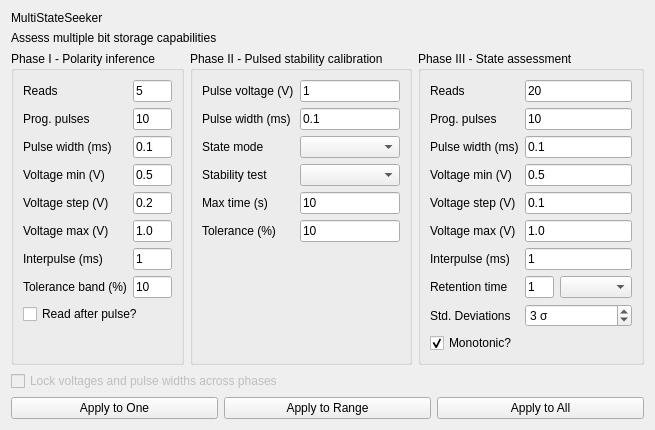
arc-instruments/arc1_pyqt, file uis/mss.ui: the form before one commit.
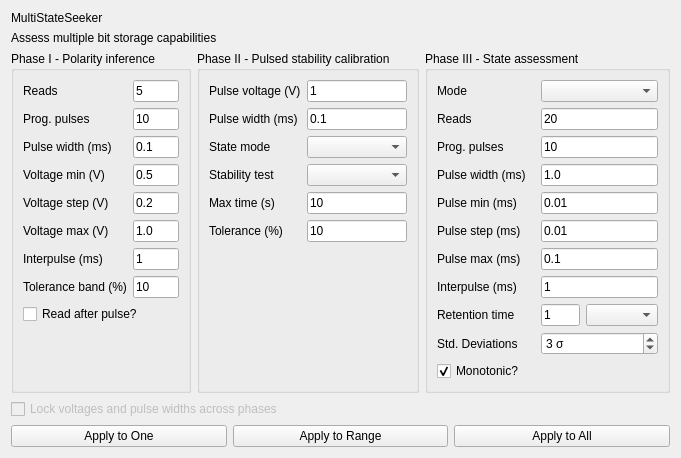
The form after the commit. The open tabs and pages were chosen to show the change.

Commit message: Add a support for fixed voltage (variable PW) state assessment

What changed in the file:
```diff
--- a/uis/mss.ui
+++ b/uis/mss.ui
@@ -6,8 +6,8 @@
    <rect>
     <x>0</x>
     <y>0</y>
-    <width>655</width>
-    <height>402</height>
+    <width>681</width>
+    <height>428</height>
    </rect>
   </property>
   <property name="windowTitle">
@@ -167,62 +167,7 @@
       <string>Phase III - State assessment</string>
      </property>
      <layout class="QGridLayout" name="gridLayout_4">
-      <item row="0" column="0">
-       <widget class="QLabel" name="label_21">
-        <property name="text">
-         <string>Reads</string>
-        </property>
-       </widget>
-      </item>
-      <item row="12" column="0">
-       <spacer name="verticalSpacer_3">
-        <property name="orientation">
-         <enum>Qt::Vertical</enum>
-        </property>
-        <property name="sizeHint" stdset="0">
-         <size>
-          <width>20</width>
-          <height>40</height>
-         </size>
-        </property>
-       </spacer>
-      </item>
-      <item row="8" column="1">
-       <widget class="QLineEdit" name="stateInterpulseEdit">
-        <property name="text">
-         <string>1</string>
-        </property>
-       </widget>
-      </item>
-      <item row="10" column="0">
-       <widget class="QLabel" name="label_19">
-        <property name="text">
-         <string>Std. Deviations</string>
-        </property>
-       </widget>
-      </item>
-      <item row="5" column="0">
-       <widget class="QLabel" name="label_10">
-        <property name="text">
-         <string>Voltage max (V)</string>
-        </property>
-       </widget>
-      </item>
-      <item row="8" column="0">
-       <widget class="QLabel" name="label_20">
-        <property name="text">
-         <string>Interpulse (ms)</string>
-        </property>
-       </widget>
-      </item>
-      <item row="5" column="1">
-       <widget class="QLineEdit" name="stateVmaxEdit">
-        <property name="text">
-         <string>1.0</string>
-        </property>
-       </widget>
-      </item>
-      <item row="10" column="1">
+      <item row="11" column="1">
        <widget class="QSpinBox" name="stateStdevSpinBox">
         <property name="suffix">
          <string> σ</string>
@@ -238,21 +183,62 @@
         </property>
        </widget>
       </item>
-      <item row="0" column="1">
+      <item row="1" column="1">
        <widget class="QLineEdit" name="stateReadsEdit">
         <property name="text">
          <string>20</string>
         </property>
        </widget>
       </item>
-      <item row="1" column="0">
+      <item row="2" column="0">
        <widget class="QLabel" name="label_23">
         <property name="text">
          <string>Prog. pulses</string>
         </property>
        </widget>
       </item>
+      <item row="9" column="0">
+       <widget class="QLabel" name="label_20">
+        <property name="text">
+         <string>Interpulse (ms)</string>
+        </property>
+       </widget>
+      </item>
+      <item row="13" column="0">
+       <spacer name="verticalSpacer_3">
+        <property name="orientation">
+         <enum>Qt::Vertical</enum>
+        </property>
+        <property name="sizeHint" stdset="0">
+         <size>
+          <width>20</width>
+          <height>40</height>
+         </size>
+        </property>
+       </spacer>
+      </item>
       <item row="9" column="1">
+       <widget class="QLineEdit" name="stateInterpulseEdit">
+        <property name="text">
+         <string>1</string>
+        </property>
+       </widget>
+      </item>
+      <item row="1" column="0">
+       <widget class="QLabel" name="label_21">
+        <property name="text">
+         <string>Reads</string>
+        </property>
+       </widget>
+      </item>
+      <item row="11" column="0">
+       <widget class="QLabel" name="label_19">
+        <property name="text">
+         <string>Std. Deviations</string>
+        </property>
+       </widget>
+      </item>
+      <item row="10" column="1">
        <layout class="QHBoxLayout" name="horizontalLayout_6" stretch="0,0,0,0">
         <property name="spacing">
          <number>0</number>
@@ -326,63 +312,21 @@
         </item>
        </layout>
       </item>
-      <item row="9" column="0">
+      <item row="10" column="0">
        <widget class="QLabel" name="label_22">
         <property name="text">
          <string>Retention time</string>
         </property>
        </widget>
       </item>
-      <item row="1" column="1">
+      <item row="2" column="1">
        <widget class="QLineEdit" name="statePulsesEdit">
         <property name="text">
          <string>10</string>
         </property>
        </widget>
       </item>
-      <item row="3" column="0">
-       <widget class="QLabel" name="label_24">
-        <property name="text">
-         <string>Voltage min (V)</string>
-        </property>
-       </widget>
-      </item>
-      <item row="3" column="1">
-       <widget class="QLineEdit" name="stateVminEdit">
-        <property name="text">
-         <string>0.5</string>
-        </property>
-       </widget>
-      </item>
-      <item row="4" column="1">
-       <widget class="QLineEdit" name="stateVstepEdit">
-        <property name="text">
-         <string>0.1</string>
-        </property>
-       </widget>
-      </item>
-      <item row="4" column="0">
-       <widget class="QLabel" name="label_18">
-        <property name="text">
-         <string>Voltage step (V)</string>
-        </property>
-       </widget>
-      </item>
-      <item row="2" column="1">
-       <widget class="QLineEdit" name="statePulseWidthEdit">
-        <property name="text">
-         <string>0.1</string>
-        </property>
-       </widget>
-      </item>
-      <item row="2" column="0">
-       <widget class="QLabel" name="label_14">
-        <property name="text">
-         <string>Pulse width (ms)</string>
-        </property>
-       </widget>
-      </item>
-      <item row="11" column="0" colspan="2">
+      <item row="12" column="0" colspan="2">
        <widget class="QCheckBox" name="monotonicCheckBox">
         <property name="text">
          <string>Monotonic?</string>
@@ -392,6 +336,368 @@
         </property>
        </widget>
       </item>
+      <item row="0" column="0">
+       <widget class="QLabel" name="label_25">
+        <property name="text">
+         <string>Mode</string>
+        </property>
+       </widget>
+      </item>
+      <item row="0" column="1">
+       <widget class="QComboBox" name="assessModeCombo"/>
+      </item>
+      <item row="5" column="0">
+       <widget class="QStackedWidget" name="pwConst03LabelStackedWidget">
+        <property name="currentIndex">
+         <number>0</number>
+        </property>
+        <widget class="QWidget" name="page_13">
+         <layout class="QHBoxLayout" name="horizontalLayout_17">
+          <property name="spacing">
+           <number>0</number>
+          </property>
+          <property name="margin">
+           <number>0</number>
+          </property>
+          <item>
+           <widget class="QLabel" name="label_18">
+            <property name="text">
+             <string>Voltage step (V)</string>
+            </property>
+           </widget>
+          </item>
+         </layout>
+        </widget>
+        <widget class="QWidget" name="page_14">
+         <layout class="QHBoxLayout" name="horizontalLayout_19">
+          <property name="spacing">
+           <number>0</number>
+          </property>
+          <property name="margin">
+           <number>0</number>
+          </property>
+          <item>
+           <widget class="QLabel" name="label_28">
+            <property name="text">
+             <string>Pulse step (ms)</string>
+            </property>
+           </widget>
+          </item>
+         </layout>
+        </widget>
+       </widget>
+      </item>
+      <item row="5" column="1">
+       <widget class="QStackedWidget" name="pwConst03EditStackedWidget">
+        <property name="currentIndex">
+         <number>0</number>
+        </property>
+        <widget class="QWidget" name="page_15">
+         <layout class="QHBoxLayout" name="horizontalLayout_18">
+          <property name="spacing">
+           <number>0</number>
+          </property>
+          <property name="margin">
+           <number>0</number>
+          </property>
+          <item>
+           <widget class="QLineEdit" name="stateVstepEdit">
+            <property name="text">
+             <string>0.1</string>
+            </property>
+           </widget>
+          </item>
+         </layout>
+        </widget>
+        <widget class="QWidget" name="page_16">
+         <layout class="QHBoxLayout" name="horizontalLayout_20">
+          <property name="spacing">
+           <number>0</number>
+          </property>
+          <property name="margin">
+           <number>0</number>
+          </property>
+          <item>
+           <widget class="QLineEdit" name="statePWstepEdit">
+            <property name="text">
+             <string>0.01</string>
+            </property>
+           </widget>
+          </item>
+         </layout>
+        </widget>
+       </widget>
+      </item>
+      <item row="6" column="0">
+       <widget class="QStackedWidget" name="pwConst04LabelStackedWidget">
+        <property name="currentIndex">
+         <number>0</number>
+        </property>
+        <widget class="QWidget" name="page_17">
+         <layout class="QHBoxLayout" name="horizontalLayout_21">
+          <property name="spacing">
+           <number>0</number>
+          </property>
+          <property name="margin">
+           <number>0</number>
+          </property>
+          <item>
+           <widget class="QLabel" name="label_10">
+            <property name="text">
+             <string>Voltage max (V)</string>
+            </property>
+           </widget>
+          </item>
+         </layout>
+        </widget>
+        <widget class="QWidget" name="page_18">
+         <layout class="QHBoxLayout" name="horizontalLayout_23">
+          <property name="spacing">
+           <number>0</number>
+          </property>
+          <property name="margin">
+           <number>0</number>
+          </property>
+          <item>
+           <widget class="QLabel" name="label_29">
+            <property name="text">
+             <string>Pulse max (ms)</string>
+            </property>
+           </widget>
+          </item>
+         </layout>
+        </widget>
+       </widget>
+      </item>
+      <item row="6" column="1">
+       <widget class="QStackedWidget" name="pwConst04EditStackedWidget">
+        <property name="currentIndex">
+         <number>0</number>
+        </property>
+        <widget class="QWidget" name="page_19">
+         <layout class="QHBoxLayout" name="horizontalLayout_22">
+          <property name="spacing">
+           <number>0</number>
+          </property>
+          <property name="margin">
+           <number>0</number>
+          </property>
+          <item>
+           <widget class="QLineEdit" name="stateVmaxEdit">
+            <property name="text">
+             <string>1.0</string>
+            </property>
+           </widget>
+          </item>
+         </layout>
+        </widget>
+        <widget class="QWidget" name="page_20">
+         <layout class="QHBoxLayout" name="horizontalLayout_24">
+          <property name="spacing">
+           <number>0</number>
+          </property>
+          <property name="margin">
+           <number>0</number>
+          </property>
+          <item>
+           <widget class="QLineEdit" name="statePWmaxEdit">
+            <property name="text">
+             <string>0.1</string>
+            </property>
+           </widget>
+          </item>
+         </layout>
+        </widget>
+       </widget>
+      </item>
+      <item row="3" column="0">
+       <widget class="QStackedWidget" name="pwConst01LabelStackedWidget">
+        <property name="sizePolicy">
+         <sizepolicy hsizetype="Preferred" vsizetype="Fixed">
+          <horstretch>0</horstretch>
+          <verstretch>0</verstretch>
+         </sizepolicy>
+        </property>
+        <property name="currentIndex">
+         <number>0</number>
+        </property>
+        <widget class="QWidget" name="page_5">
+         <layout class="QHBoxLayout" name="horizontalLayout_9">
+          <property name="spacing">
+           <number>0</number>
+          </property>
+          <property name="leftMargin">
+           <number>0</number>
+          </property>
+          <property name="topMargin">
+           <number>0</number>
+          </property>
+          <property name="bottomMargin">
+           <number>0</number>
+          </property>
+          <item>
+           <widget class="QLabel" name="label_14">
+            <property name="sizePolicy">
+             <sizepolicy hsizetype="Preferred" vsizetype="Fixed">
+              <horstretch>0</horstretch>
+              <verstretch>0</verstretch>
+             </sizepolicy>
+            </property>
+            <property name="text">
+             <string>Pulse width (ms)</string>
+            </property>
+           </widget>
+          </item>
+         </layout>
+        </widget>
+        <widget class="QWidget" name="page_6">
+         <layout class="QHBoxLayout" name="horizontalLayout_11">
+          <property name="spacing">
+           <number>0</number>
+          </property>
+          <property name="margin">
+           <number>0</number>
+          </property>
+          <item>
+           <widget class="QLabel" name="label_26">
+            <property name="text">
+             <string>Voltage (V)</string>
+            </property>
+           </widget>
+          </item>
+         </layout>
+        </widget>
+       </widget>
+      </item>
+      <item row="3" column="1">
+       <widget class="QStackedWidget" name="pwConst01EditStackedWidget">
+        <property name="sizePolicy">
+         <sizepolicy hsizetype="Preferred" vsizetype="Fixed">
+          <horstretch>0</horstretch>
+          <verstretch>0</verstretch>
+         </sizepolicy>
+        </property>
+        <property name="currentIndex">
+         <number>0</number>
+        </property>
+        <widget class="QWidget" name="page_7">
+         <layout class="QHBoxLayout" name="horizontalLayout_10">
+          <property name="spacing">
+           <number>0</number>
+          </property>
+          <property name="margin">
+           <number>0</number>
+          </property>
+          <item>
+           <widget class="QLineEdit" name="statePulseWidthEdit">
+            <property name="text">
+             <string>0.1</string>
+            </property>
+           </widget>
+          </item>
+         </layout>
+        </widget>
+        <widget class="QWidget" name="page_8">
+         <layout class="QHBoxLayout" name="horizontalLayout_12">
+          <property name="spacing">
+           <number>0</number>
+          </property>
+          <property name="margin">
+           <number>0</number>
+          </property>
+          <item>
+           <widget class="QLineEdit" name="stateVoltageEdit">
+            <property name="text">
+             <string>1.0</string>
+            </property>
+           </widget>
+          </item>
+         </layout>
+        </widget>
+       </widget>
+      </item>
+      <item row="4" column="0">
+       <widget class="QStackedWidget" name="pwConst02LabelStackedWidget">
+        <property name="currentIndex">
+         <number>0</number>
+        </property>
+        <widget class="QWidget" name="page_9">
+         <layout class="QHBoxLayout" name="horizontalLayout_13">
+          <property name="spacing">
+           <number>0</number>
+          </property>
+          <property name="margin">
+           <number>0</number>
+          </property>
+          <item>
+           <widget class="QLabel" name="label_24">
+            <property name="text">
+             <string>Voltage min (V)</string>
+            </property>
+           </widget>
+          </item>
+         </layout>
+        </widget>
+        <widget class="QWidget" name="page_10">
+         <layout class="QHBoxLayout" name="horizontalLayout_15">
+          <property name="spacing">
+           <number>0</number>
+          </property>
+          <property name="margin">
+           <number>0</number>
+          </property>
+          <item>
+           <widget class="QLabel" name="label_27">
+            <property name="text">
+             <string>Pulse min (ms)</string>
+            </property>
+           </widget>
+          </item>
+         </layout>
+        </widget>
+       </widget>
+      </item>
+      <item row="4" column="1">
+       <widget class="QStackedWidget" name="pwConst02EditStackedWidget">
+        <property name="currentIndex">
+         <number>0</number>
+        </property>
+        <widget class="QWidget" name="page_11">
+         <layout class="QHBoxLayout" name="horizontalLayout_14">
+          <property name="spacing">
+           <number>0</number>
+          </property>
+          <property name="margin">
+           <number>0</number>
+          </property>
+          <item>
+           <widget class="QLineEdit" name="stateVminEdit">
+            <property name="text">
+             <string>0.5</string>
+            </property>
+           </widget>
+          </item>
+         </layout>
+        </widget>
+        <widget class="QWidget" name="page_12">
+         <layout class="QHBoxLayout" name="horizontalLayout_16">
+          <property name="spacing">
+           <number>0</number>
+          </property>
+          <property name="margin">
+           <number>0</number>
+          </property>
+          <item>
+           <widget class="QLineEdit" name="statePWminEdit">
+            <property name="text">
+             <string>0.01</string>
+            </property>
+           </widget>
+          </item>
+         </layout>
+        </widget>
+       </widget>
+      </item>
      </layout>
     </widget>
    </item>
```
Left out of the diff: 4 changed lines with no effect on the pictures. The commit also changes 1 other file.
